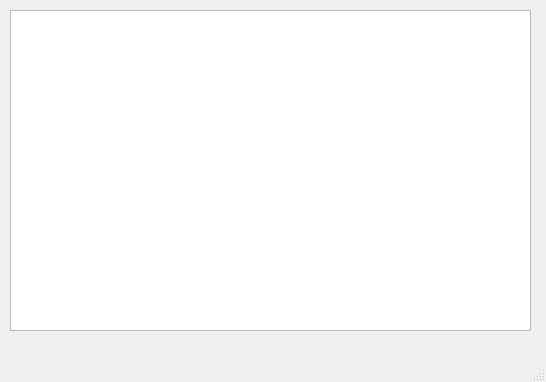
First picture: the form in main.ui, repository 2blackdragon/Moscow-Gusak, before the edit.
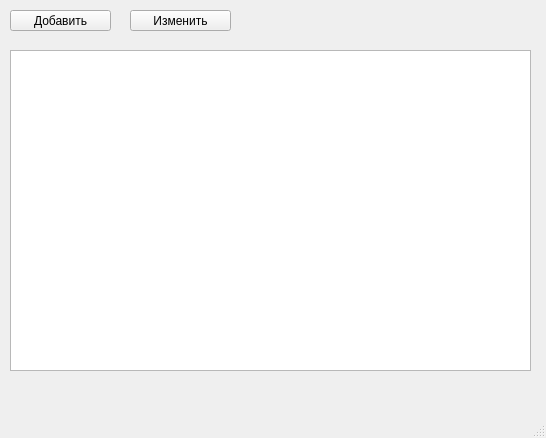
Second picture: the form after the edit.

```diff
--- a/main.ui
+++ b/main.ui
@@ -7,7 +7,7 @@
     <x>0</x>
     <y>0</y>
     <width>546</width>
-    <height>382</height>
+    <height>438</height>
    </rect>
   </property>
   <property name="windowTitle">
@@ -18,12 +18,38 @@
     <property name="geometry">
      <rect>
       <x>10</x>
-      <y>10</y>
+      <y>50</y>
       <width>521</width>
       <height>321</height>
      </rect>
     </property>
    </widget>
+   <widget class="QPushButton" name="pushButton">
+    <property name="geometry">
+     <rect>
+      <x>10</x>
+      <y>10</y>
+      <width>101</width>
+      <height>21</height>
+     </rect>
+    </property>
+    <property name="text">
+     <string>Добавить</string>
+    </property>
+   </widget>
+   <widget class="QPushButton" name="pushButton_2">
+    <property name="geometry">
+     <rect>
+      <x>130</x>
+      <y>10</y>
+      <width>101</width>
+      <height>21</height>
+     </rect>
+    </property>
+    <property name="text">
+     <string>Изменить</string>
+    </property>
+   </widget>
   </widget>
   <widget class="QMenuBar" name="menubar">
    <property name="geometry">
```
Left out of the diff: 1 changed line with no effect on the pictures.
